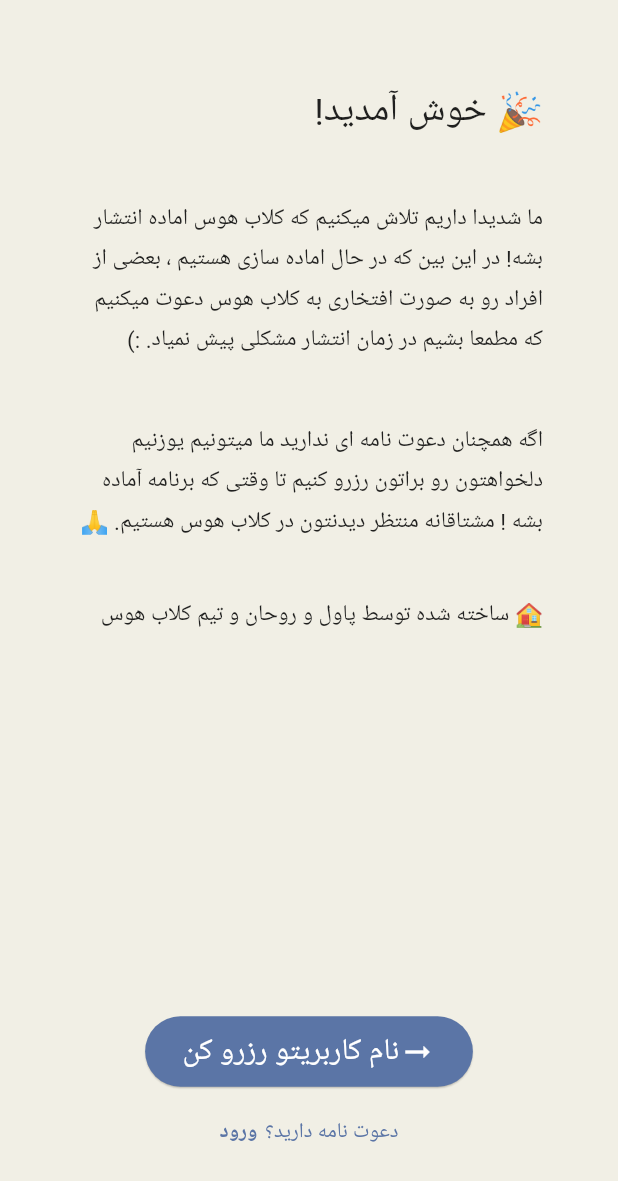
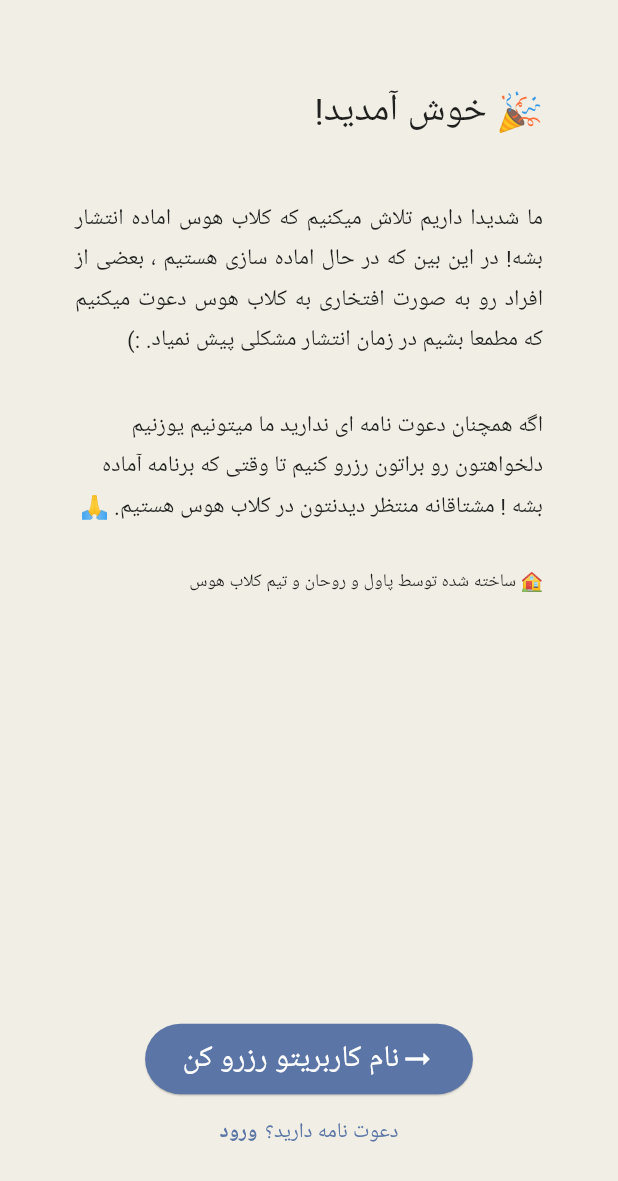
Before and after one commit to sinadalvand/club_house, a Flutter app: the screen it shows after launch, on a phone screen of 412 x 824 dp. Shown: the top 1181 px of the screen. Run offline on Flutter 3.47's test engine with Material 2 defaults, Android fonts, the phone set to English and light mode, and no system bars; our stand-ins replace dio, get, logger, retrofit, shared_preferences; generated files the repository leaves out were written again; Roboto replaces fonts that are missing (vazir).

Commit message:
fix: welcome page font size fix

```diff
--- a/lib/src/view/welcome_page.dart
+++ b/lib/src/view/welcome_page.dart
@@ -47,13 +47,14 @@ class WelcomePage extends StatelessWidget {
         children: [
           Text(
             'working_hard'.tr,
+            textAlign: TextAlign.justify,
             style: TextStyle(
               height: 1.8,
               fontSize: 15,
             ),
           ),
           SizedBox(
-            height: 40,
+            height: 30,
           ),
           Text(
             'you_should_invite'.tr,
@@ -63,12 +64,13 @@ class WelcomePage extends StatelessWidget {
             ),
           ),
           SizedBox(
-            height: 40,
+            height: 30,
           ),
           Text(
             'team_creator'.tr,
+            textAlign: TextAlign.justify,
             style: TextStyle(
-              fontSize: 15,
+              fontSize: 12,
             ),
           ),
         ],
@@ -108,7 +110,7 @@ class WelcomePage extends StatelessWidget {
           ),
         ),
         SizedBox(
-          height: 20,
+          height: 15,
         ),
         Row(
           mainAxisAlignment: MainAxisAlignment.center,
```
